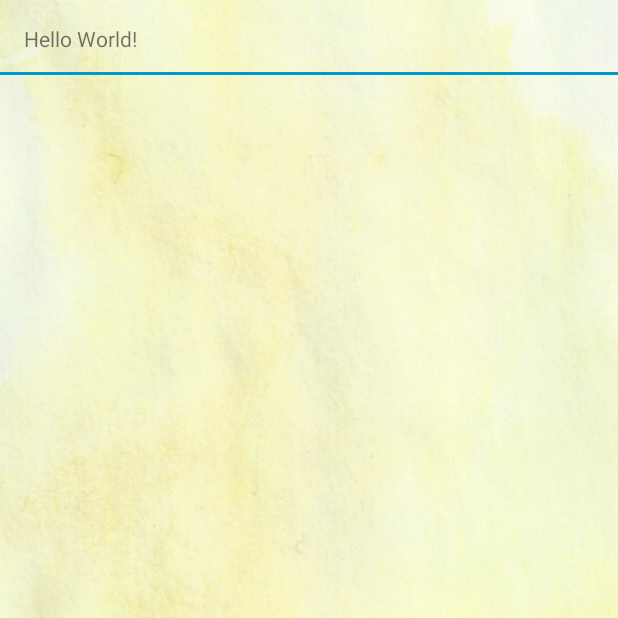
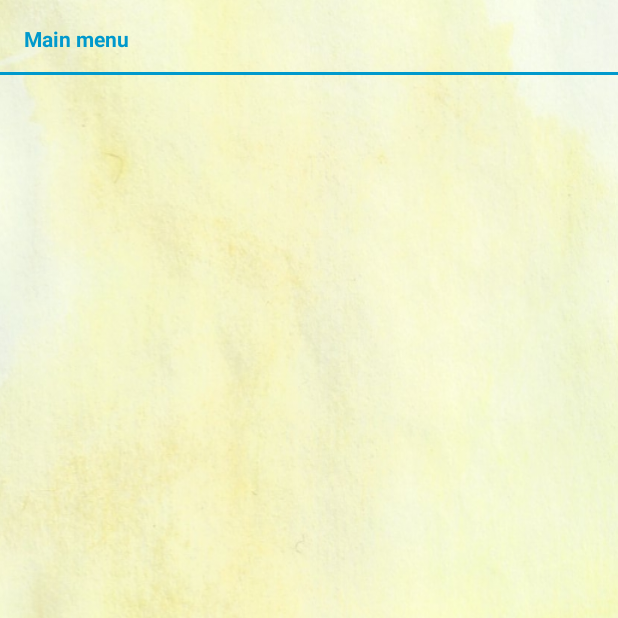
Before and after one commit to Athwale/BP-slunecni-stezka, an Android app: the screen it shows after launch (MainActivity), on a phone screen of 412 x 824 dp, the top half of it. Run offline under Robolectric (Android 15) with nearby library versions, the light colour scheme and no system bars.

Commit message:
Set up czech localization, add launcher icon.

```diff
--- a/app/src/main/AndroidManifest.xml
+++ b/app/src/main/AndroidManifest.xml
@@ -7,7 +7,7 @@
         android:icon="@mipmap/ic_launcher"
         android:label="@string/app_name"
         android:supportsRtl="true"
-        android:theme="@style/AppTheme">
+        android:theme="@style/Theme.AppTheme.NoActionBar.SunTrail">
         <activity android:name=".MainActivity">
             <intent-filter>
                 <action android:name="android.intent.action.MAIN" />
--- a/app/src/main/res/layout/activity_main.xml
+++ b/app/src/main/res/layout/activity_main.xml
@@ -11,10 +11,12 @@
         android:layout_width="wrap_content"
         android:layout_height="wrap_content"
         android:paddingStart="16dp"
-        android:text="Hello World!"
+        android:text="@string/main_menu_title"
         android:layout_marginTop="16dp"
-        android:id="@+id/title"
+        android:id="@+id/main_menu_title"
         android:layout_alignParentTop="true"
+        android:textColor="#ff0099cc"
+        android:textStyle="bold"
         android:layout_alignParentStart="true" />
 
     <View
--- a/app/src/main/res/values/strings.xml
+++ b/app/src/main/res/values/strings.xml
@@ -1,3 +1,4 @@
 <resources>
-    <string name="app_name">SunTrail</string>
+    <string name="app_name">Sun Trail</string>
+    <string name="main_menu_title">Main menu</string>
 </resources>
--- a/app/src/main/res/values/styles.xml
+++ b/app/src/main/res/values/styles.xml
@@ -1,17 +1,12 @@
 <resources>
-
-    <!-- Base application theme. -->
-    <style name="AppTheme" parent="Theme.AppCompat.Light.DarkActionBar">
-        <!-- Customize your theme here. -->
-        <item name="colorPrimary">@color/colorPrimary</item>
-        <item name="colorPrimaryDark">@color/colorPrimaryDark</item>
-        <item name="colorAccent">@color/colorAccent</item>
-    </style>
 
     <style name="Theme.AppTheme.NoActionBar.SunTrail" parent="android:Theme.DeviceDefault.NoActionBar" >
         <item name="android:windowBackground">@android:color/white</item>
         <item name="android:textColorSecondary">@android:color/black</item>
         <item name="android:textColorSecondaryInverse">@android:color/black</item>
+        <item name="android:colorForeground">@android:color/black</item>
+        <item name="android:textColorPrimary">@android:color/black</item>
+        <item name="android:textColorPrimaryInverse">@android:color/black</item>
     </style>
 
 </resources>
```
Also changed, not shown: app/src/main/ic_launcher-web.png (added), app/src/main/res/mipmap-hdpi/ic_launcher.png, app/src/main/res/mipmap-mdpi/ic_launcher.png, app/src/main/res/mipmap-xhdpi/ic_launcher.png, app/src/main/res/mipmap-xxhdpi/ic_launcher.png, app/src/main/res/mipmap-xxxhdpi/ic_launcher.png, 1 other file.
